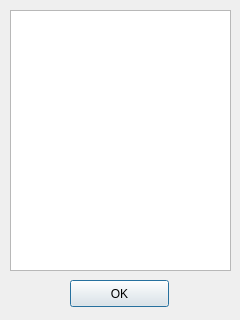
The window that dialogabout.ui (serg-lar/sun-moon-time) describes before a commit, drawn with Qt 5.
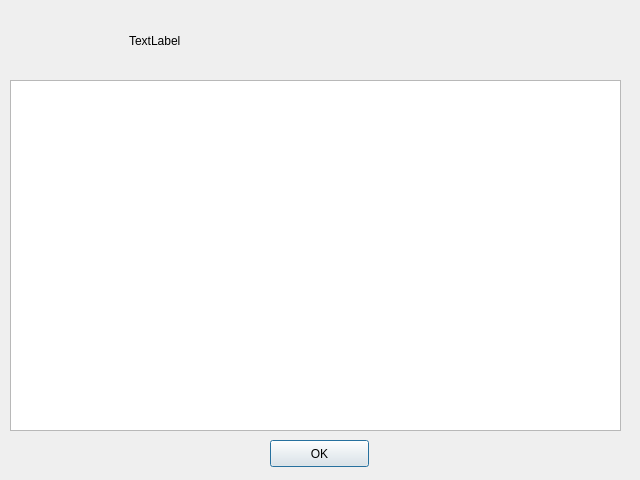
The same window after the commit.

Patch:
```diff
--- a/dialogabout.ui
+++ b/dialogabout.ui
@@ -6,18 +6,30 @@
    <rect>
     <x>0</x>
     <y>0</y>
-    <width>240</width>
-    <height>320</height>
+    <width>640</width>
+    <height>480</height>
    </rect>
   </property>
+  <property name="minimumSize">
+   <size>
+    <width>640</width>
+    <height>480</height>
+   </size>
+  </property>
+  <property name="maximumSize">
+   <size>
+    <width>640</width>
+    <height>480</height>
+   </size>
+  </property>
   <property name="windowTitle">
    <string>Dialog</string>
   </property>
   <widget class="QPushButton" name="pushButtonOk">
    <property name="geometry">
     <rect>
-     <x>70</x>
-     <y>280</y>
+     <x>270</x>
+     <y>440</y>
      <width>99</width>
      <height>27</height>
     </rect>
@@ -30,11 +42,47 @@
    <property name="geometry">
     <rect>
      <x>10</x>
+     <y>80</y>
+     <width>611</width>
+     <height>351</height>
+    </rect>
+   </property>
+   <property name="readOnly">
+    <bool>true</bool>
+   </property>
+   <property name="html">
+    <string>&lt;!DOCTYPE HTML PUBLIC &quot;-//W3C//DTD HTML 4.0//EN&quot; &quot;http://www.w3.org/TR/REC-html40/strict.dtd&quot;&gt;
+&lt;html&gt;&lt;head&gt;&lt;meta name=&quot;qrichtext&quot; content=&quot;1&quot; /&gt;&lt;style type=&quot;text/css&quot;&gt;
+p, li { white-space: pre-wrap; }
+&lt;/style&gt;&lt;/head&gt;&lt;body style=&quot; font-family:'Ubuntu'; font-size:11pt; font-weight:400; font-style:normal;&quot;&gt;
+&lt;p style=&quot;-qt-paragraph-type:empty; margin-top:0px; margin-bottom:0px; margin-left:0px; margin-right:0px; -qt-block-indent:0; text-indent:0px;&quot;&gt;&lt;br /&gt;&lt;/p&gt;&lt;/body&gt;&lt;/html&gt;</string>
+   </property>
+  </widget>
+  <widget class="QWidget" name="">
+   <property name="geometry">
+    <rect>
+     <x>10</x>
      <y>10</y>
-     <width>221</width>
-     <height>261</height>
+     <width>231</width>
+     <height>61</height>
     </rect>
    </property>
+   <layout class="QHBoxLayout" name="horizontalLayout">
+    <item>
+     <widget class="QLabel" name="label">
+      <property name="text">
+       <string/>
+      </property>
+     </widget>
+    </item>
+    <item>
+     <widget class="QLabel" name="label_2">
+      <property name="text">
+       <string>TextLabel</string>
+      </property>
+     </widget>
+    </item>
+   </layout>
   </widget>
  </widget>
  <resources/>
```
Left out of the diff: 21 changed lines with no effect on the pictures.
